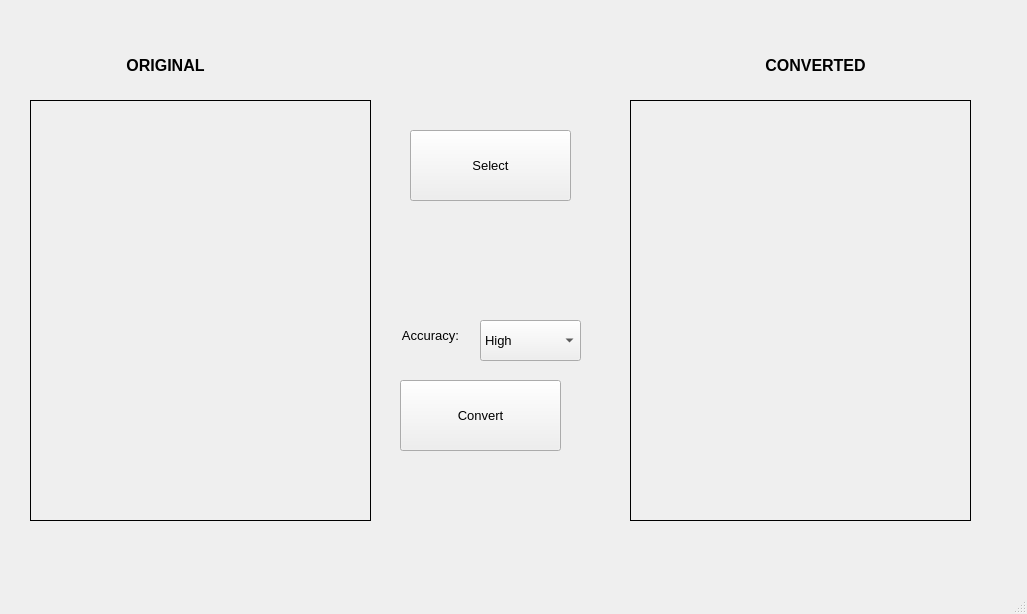
Old version of the form app_ui.ui in the repository ahmedmostafa0x61/Depth_Estimation.
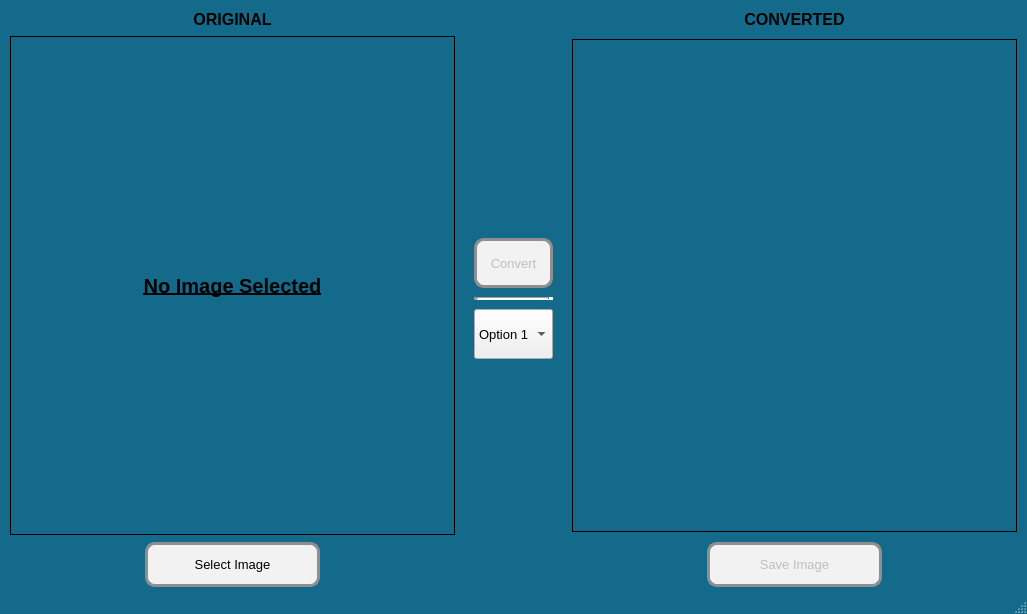
New version of the form.

```diff
--- a/app_ui.ui
+++ b/app_ui.ui
@@ -10,18 +10,160 @@
     <height>614</height>
    </rect>
   </property>
+  <property name="sizePolicy">
+   <sizepolicy hsizetype="Preferred" vsizetype="Preferred">
+    <horstretch>0</horstretch>
+    <verstretch>0</verstretch>
+   </sizepolicy>
+  </property>
   <property name="windowTitle">
    <string>MainWindow</string>
   </property>
+  <property name="styleSheet">
+   <string notr="true">QMainWindow{
+
+background-color: qlineargradient(spread:pad, x1:1, y1:0, x2:0, y2:0, stop:0.2 #136a8a, stop:1 #136a8a);
+
+}
+
+#2C3E50
+
+#4CA1AF
+
+
+/* QLabel */
+QLabel{}
+/*QComboBox*/
+QComboBox{}
+
+
+/* Push Buttons */
+QPushButton{border: 3px solid #8f8f91;
+    				border-radius: 10px;
+    				background-color: #F2F2F2;    				
+}
+
+QPushButton:hover {
+    background-color: #F2F2F2;
+	border:4px solid #64b3f4;/*#00909e*/
+}
+QPushButton:pressed {
+    background-color: qlineargradient(x1: 0, y1: 0, x2: 0, y2: 1,
+                                      stop: 0 #2980B9, stop: 1 #4286f4);
+}
+
+
+</string>
+  </property>
+  <property name="unifiedTitleAndToolBarOnMac">
+   <bool>false</bool>
+  </property>
   <widget class="QWidget" name="centralwidget">
+   <layout class="QHBoxLayout" name="horizontalLayout">
+    <property name="spacing">
+     <number>10</number>
+    </property>
+    <property name="leftMargin">
+     <number>10</number>
+    </property>
+    <property name="topMargin">
+     <number>10</number>
+    </property>
+    <property name="rightMargin">
+     <number>10</number>
+    </property>
+    <property name="bottomMargin">
+     <number>5</number>
+    </property>
+    <item>
+     <layout class="QVBoxLayout" name="verticalLayout" stretch="0,10,0">
+      <property name="spacing">
+       <number>7</number>
+      </property>
+      <property name="rightMargin">
+       <number>7</number>
+      </property>
+      <property name="bottomMargin">
+       <number>0</number>
+      </property>
+      <item>
+       <widget class="QLabel" name="original_label">
+        <property name="font">
+         <font>
+          <pointsize>12</pointsize>
+          <weight>75</weight>
+          <bold>true</bold>
+         </font>
+        </property>
+        <property name="styleSheet">
+         <string notr="true"/>
+        </property>
+        <property name="lineWidth">
+         <number>9</number>
+        </property>
+        <property name="text">
+         <string>ORIGINAL</string>
+        </property>
+        <property name="alignment">
+         <set>Qt::AlignCenter</set>
+        </property>
+       </widget>
+      </item>
+      <item>
+       <widget class="QLabel" name="img_before">
+        <property name="sizePolicy">
+         <sizepolicy hsizetype="Expanding" vsizetype="Expanding">
+          <horstretch>0</horstretch>
+          <verstretch>0</verstretch>
+         </sizepolicy>
+        </property>
+        <property name="maximumSize">
+         <size>
+          <width>1000</width>
+          <height>800</height>
+         </size>
+        </property>
+        <property name="baseSize">
+         <size>
+          <width>0</width>
+          <height>0</height>
+         </size>
+        </property>
+        <property name="font">
+         <font>
+          <pointsize>15</pointsize>
+          <weight>75</weight>
+          <bold>true</bold>
+          <underline>true</underline>
+         </font>
+        </property>
+        <property name="styleSheet">
+         <string notr="true">border: 1px solid black;</string>
+        </property>
+        <property name="text">
+         <string>No Image Selected</string>
+        </property>
+        <property name="scaledContents">
+         <bool>true</bool>
+        </property>
+        <property name="alignment">
+         <set>Qt::AlignCenter</set>
+        </property>
+       </widget>
+      </item>
+      <item alignment="Qt::AlignHCenter">
    <widget class="QPushButton" name="select_pb">
-    <property name="geometry">
-     <rect>
-      <x>410</x>
-      <y>130</y>
-      <width>161</width>
-      <height>71</height>
-     </rect>
+        <property name="sizePolicy">
+         <sizepolicy hsizetype="Preferred" vsizetype="Preferred">
+          <horstretch>0</horstretch>
+          <verstretch>0</verstretch>
+         </sizepolicy>
+        </property>
+        <property name="minimumSize">
+         <size>
+          <width>175</width>
+          <height>45</height>
+         </size>
     </property>
     <property name="font">
      <font>
@@ -29,17 +171,48 @@
      </font>
     </property>
     <property name="text">
-     <string>Select</string>
-    </property>
-   </widget>
+         <string>Select Image</string>
+        </property>
+       </widget>
+      </item>
+     </layout>
+    </item>
+    <item>
+     <layout class="QVBoxLayout" name="verticalLayout_3" stretch="0,0,0">
+      <property name="spacing">
+       <number>9</number>
+      </property>
+      <property name="sizeConstraint">
+       <enum>QLayout::SetDefaultConstraint</enum>
+      </property>
+      <property name="leftMargin">
+       <number>2</number>
+      </property>
+      <property name="topMargin">
+       <number>150</number>
+      </property>
+      <property name="rightMargin">
+       <number>2</number>
+      </property>
+      <property name="bottomMargin">
+       <number>150</number>
+      </property>
+      <item alignment="Qt::AlignBottom">
    <widget class="QPushButton" name="convert_pb">
-    <property name="geometry">
-     <rect>
-      <x>400</x>
-      <y>380</y>
-      <width>161</width>
-      <height>71</height>
-     </rect>
+        <property name="enabled">
+         <bool>false</bool>
+        </property>
+        <property name="sizePolicy">
+         <sizepolicy hsizetype="Preferred" vsizetype="Preferred">
+          <horstretch>0</horstretch>
+          <verstretch>0</verstretch>
+         </sizepolicy>
+        </property>
+        <property name="minimumSize">
+         <size>
+          <width>0</width>
+          <height>50</height>
+         </size>
     </property>
     <property name="font">
      <font>
@@ -49,120 +222,76 @@
     <property name="text">
      <string>Convert</string>
     </property>
-   </widget>
-   <widget class="QLabel" name="img_before">
-    <property name="geometry">
-     <rect>
-      <x>30</x>
-      <y>100</y>
-      <width>341</width>
-      <height>421</height>
-     </rect>
-    </property>
-    <property name="styleSheet">
-     <string notr="true">border: 1px solid black;</string>
-    </property>
-    <property name="text">
-     <string/>
-    </property>
-    <property name="scaledContents">
-     <bool>true</bool>
-    </property>
-   </widget>
-   <widget class="QLabel" name="img_after">
-    <property name="geometry">
-     <rect>
-      <x>630</x>
-      <y>100</y>
-      <width>341</width>
-      <height>421</height>
-     </rect>
-    </property>
+        <property name="shortcut">
+         <string>Ctrl+S</string>
+        </property>
+        <property name="checkable">
+         <bool>false</bool>
+        </property>
+       </widget>
+      </item>
+      <item>
+       <widget class="Line" name="line">
+        <property name="sizePolicy">
+         <sizepolicy hsizetype="Minimum" vsizetype="Fixed">
+          <horstretch>0</horstretch>
+          <verstretch>0</verstretch>
+         </sizepolicy>
+        </property>
+        <property name="minimumSize">
+         <size>
+          <width>0</width>
+          <height>0</height>
+         </size>
+        </property>
     <property name="styleSheet">
-     <string notr="true">border: 1px solid black;</string>
-    </property>
-    <property name="text">
-     <string/>
-    </property>
-    <property name="scaledContents">
-     <bool>true</bool>
-    </property>
-   </widget>
-   <widget class="QLabel" name="label">
-    <property name="geometry">
-     <rect>
-      <x>100</x>
-      <y>30</y>
-      <width>131</width>
-      <height>71</height>
-     </rect>
-    </property>
-    <property name="font">
-     <font>
-      <pointsize>12</pointsize>
-      <weight>75</weight>
-      <bold>true</bold>
-     </font>
-    </property>
+         <string notr="true"/>
+        </property>
+        <property name="frameShadow">
+         <enum>QFrame::Sunken</enum>
+        </property>
     <property name="lineWidth">
-     <number>9</number>
-    </property>
-    <property name="text">
-     <string>ORIGINAL</string>
-    </property>
-    <property name="alignment">
-     <set>Qt::AlignCenter</set>
-    </property>
-   </widget>
-   <widget class="QLabel" name="label_2">
-    <property name="geometry">
-     <rect>
-      <x>750</x>
-      <y>30</y>
-      <width>131</width>
-      <height>71</height>
-     </rect>
-    </property>
-    <property name="font">
-     <font>
-      <pointsize>12</pointsize>
-      <weight>75</weight>
-      <bold>true</bold>
-     </font>
-    </property>
-    <property name="lineWidth">
-     <number>9</number>
-    </property>
-    <property name="text">
-     <string>CONVERTED</string>
-    </property>
-    <property name="alignment">
-     <set>Qt::AlignCenter</set>
-    </property>
-   </widget>
+         <number>5</number>
+        </property>
+        <property name="midLineWidth">
+         <number>0</number>
+        </property>
+        <property name="orientation">
+         <enum>Qt::Horizontal</enum>
+        </property>
+       </widget>
+      </item>
+      <item alignment="Qt::AlignTop">
    <widget class="QComboBox" name="select_acc">
-    <property name="geometry">
-     <rect>
-      <x>480</x>
-      <y>320</y>
-      <width>101</width>
-      <height>41</height>
-     </rect>
+        <property name="sizePolicy">
+         <sizepolicy hsizetype="Preferred" vsizetype="Preferred">
+          <horstretch>0</horstretch>
+          <verstretch>0</verstretch>
+         </sizepolicy>
+        </property>
+        <property name="minimumSize">
+         <size>
+          <width>0</width>
+          <height>50</height>
+         </size>
     </property>
     <property name="font">
      <font>
       <pointsize>10</pointsize>
      </font>
     </property>
-    <property name="duplicatesEnabled">
+        <property name="editable">
      <bool>false</bool>
     </property>
+        <property name="currentIndex">
+         <number>0</number>
+        </property>
     <property name="frame">
      <bool>true</bool>
     </property>
     <item>
      <property name="text">
-      <string>High</string>
+          <string>Option 1</string>
      </property>
     </item>
     <item>
@@ -171,27 +300,100 @@
      </property>
     </item>
    </widget>
-   <widget class="QLabel" name="label_3">
-    <property name="geometry">
-     <rect>
-      <x>380</x>
-      <y>320</y>
-      <width>101</width>
-      <height>31</height>
-     </rect>
-    </property>
+      </item>
+     </layout>
+    </item>
+    <item>
+     <layout class="QVBoxLayout" name="verticalLayout_2">
+      <property name="sizeConstraint">
+       <enum>QLayout::SetDefaultConstraint</enum>
+      </property>
+      <property name="leftMargin">
+       <number>7</number>
+      </property>
+      <item>
+       <widget class="QLabel" name="convert_label">
     <property name="font">
      <font>
-      <pointsize>10</pointsize>
-     </font>
-    </property>
+          <pointsize>12</pointsize>
+          <weight>75</weight>
+          <bold>true</bold>
+         </font>
+        </property>
+        <property name="lineWidth">
+         <number>9</number>
+        </property>
     <property name="text">
-     <string>Accuracy:</string>
+         <string>CONVERTED</string>
     </property>
     <property name="alignment">
      <set>Qt::AlignCenter</set>
     </property>
    </widget>
+      </item>
+      <item>
+       <widget class="QLabel" name="img_after">
+        <property name="sizePolicy">
+         <sizepolicy hsizetype="Expanding" vsizetype="Expanding">
+          <horstretch>0</horstretch>
+          <verstretch>0</verstretch>
+         </sizepolicy>
+        </property>
+        <property name="maximumSize">
+         <size>
+          <width>1000</width>
+          <height>800</height>
+         </size>
+        </property>
+        <property name="styleSheet">
+         <string notr="true">border: 1px solid black;</string>
+        </property>
+        <property name="text">
+         <string/>
+        </property>
+        <property name="scaledContents">
+         <bool>true</bool>
+        </property>
+       </widget>
+      </item>
+      <item alignment="Qt::AlignHCenter">
+       <widget class="QPushButton" name="save_pb">
+        <property name="enabled">
+         <bool>false</bool>
+        </property>
+        <property name="sizePolicy">
+         <sizepolicy hsizetype="Preferred" vsizetype="Preferred">
+          <horstretch>0</horstretch>
+          <verstretch>0</verstretch>
+         </sizepolicy>
+        </property>
+        <property name="minimumSize">
+         <size>
+          <width>175</width>
+          <height>45</height>
+         </size>
+        </property>
+        <property name="font">
+         <font>
+          <pointsize>10</pointsize>
+         </font>
+        </property>
+        <property name="text">
+         <string>Save Image</string>
+        </property>
+        <property name="shortcut">
+         <string>Ctrl+S</string>
+        </property>
+        <property name="checkable">
+         <bool>false</bool>
+        </property>
+       </widget>
+      </item>
+     </layout>
+    </item>
+   </layout>
+   <zorder></zorder>
+   <zorder></zorder>
   </widget>
   <widget class="QMenuBar" name="menubar">
    <property name="geometry">
```
Left out of the diff: 2 changed lines with no effect on the pictures. Lines whose indentation alone changed are shown as unchanged.
